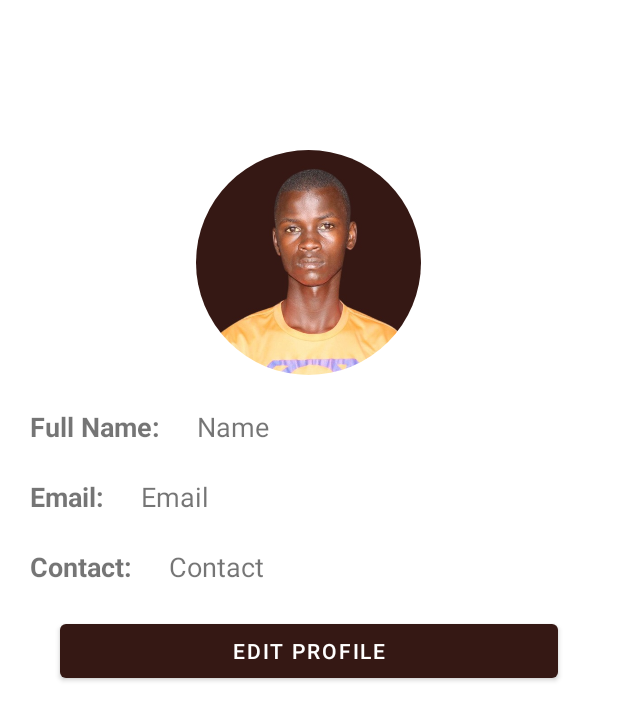
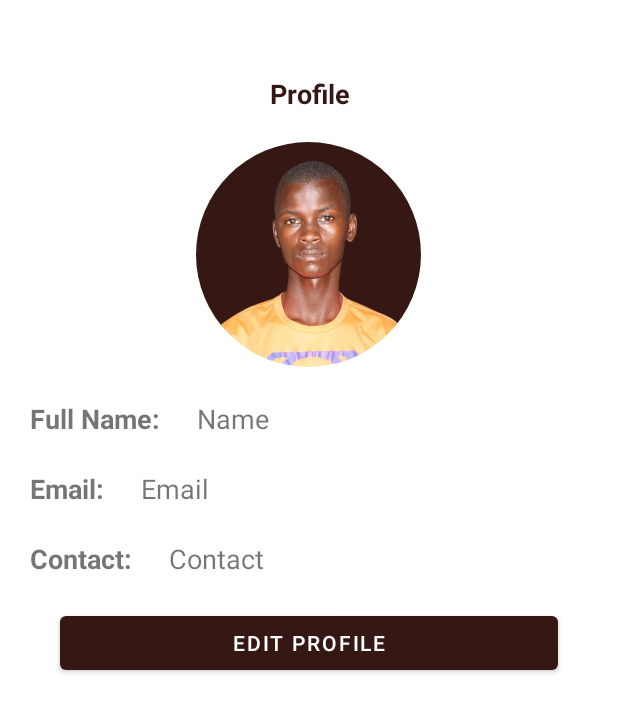
Before and after one commit to macdanixug/KamhomeTools, an Android app: the layout fragment_profile.xml on its own in the app's theme, with its tools: preview values and no code run, on a phone screen of 412 x 824 dp. Shown: the top 720 px of the screen. Run offline under Robolectric (Android 15) with nearby library versions, the phone set to English and light mode, and no system bars.

Commit message:
Profile Retrieving

```diff
--- a/app/src/main/AndroidManifest.xml
+++ b/app/src/main/AndroidManifest.xml
@@ -30,7 +30,7 @@
             android:name=".Signup"
             android:exported="false" />
         <activity
-            android:name=".Login"
+            android:name=".UserMainPage"
             android:exported="false" />
         <activity
             android:name=".AdminMainPage"
@@ -39,7 +39,7 @@
             android:name=".MainActivity"
             android:exported="false" />
         <activity
-            android:name=".UserMainPage"
+            android:name=".Login"
             android:exported="true"
             android:theme="@style/Theme.KamhomeTools">
             <intent-filter>
--- a/app/src/main/java/com/example/kamhometools/Login.java
+++ b/app/src/main/java/com/example/kamhometools/Login.java
@@ -78,8 +78,10 @@ public class Login extends AppCompatActivity {
                                     finish();
                                 }else{
                                     Toast.makeText(Login.this, "User Login Successful", Toast.LENGTH_SHORT).show();
-                                    Intent men = new Intent(Login.this, UserMainPage.class);
-                                    startActivity(men);
+                                    Intent customer = new Intent(Login.this, UserMainPage.class);
+                                    customer.putExtra("email", Email);
+                                    customer.putExtra("userId", myUserId);
+                                    startActivity(customer);
                                     finish();
                                 }
 //
--- a/app/src/main/res/layout/fragment_profile.xml
+++ b/app/src/main/res/layout/fragment_profile.xml
@@ -8,13 +8,24 @@
     android:background="@color/white"
     tools:context=".ProfileFragment">
 
+
     <LinearLayout
         android:layout_width="match_parent"
         android:layout_height="match_parent"
         android:orientation="vertical"
         android:layout_marginLeft="20dp"
         android:layout_marginRight="20dp"
-        android:layout_marginTop="100dp">
+        android:layout_marginTop="30dp">
+
+        <TextView
+            android:layout_width="match_parent"
+            android:layout_height="wrap_content"
+            android:text="Profile"
+            android:textColor="@color/maroon"
+            android:textAlignment="center"
+            android:layout_margin="20dp"
+            android:textStyle="bold"
+            android:textSize="18sp" />
 
 
         <de.hdodenhof.circleimageview.CircleImageView
```
Also changed, not shown: app/src/main/java/com/example/kamhometools/ProfileFragment.java (+32 -16 lines), app/src/main/java/com/example/kamhometools/UserMainPage.java (+21 -0 lines).
